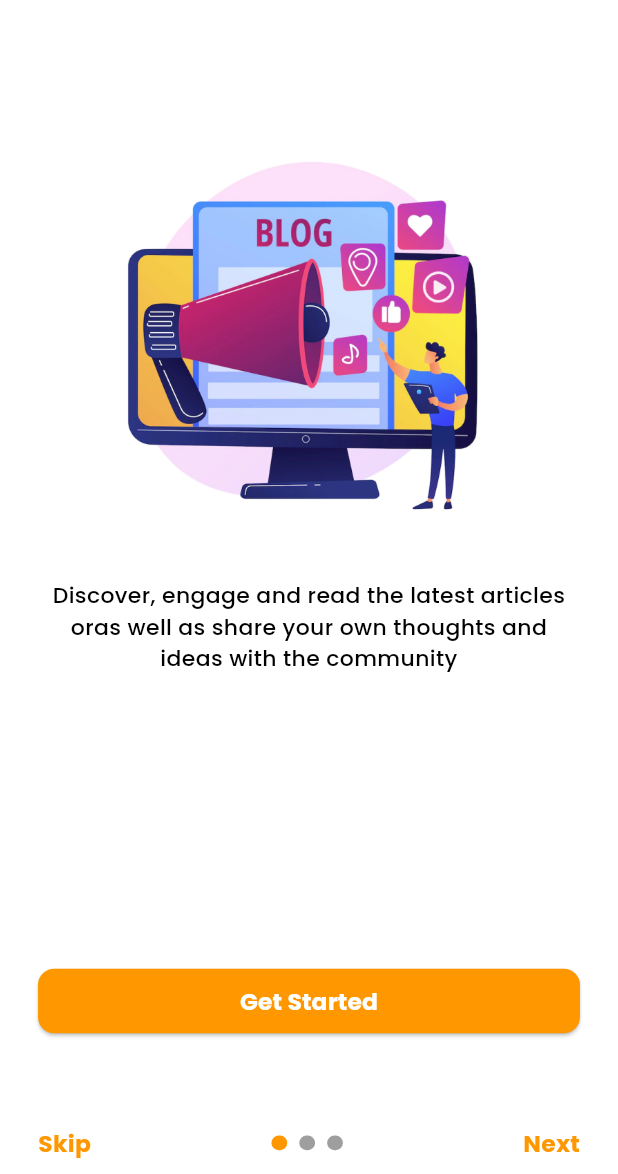
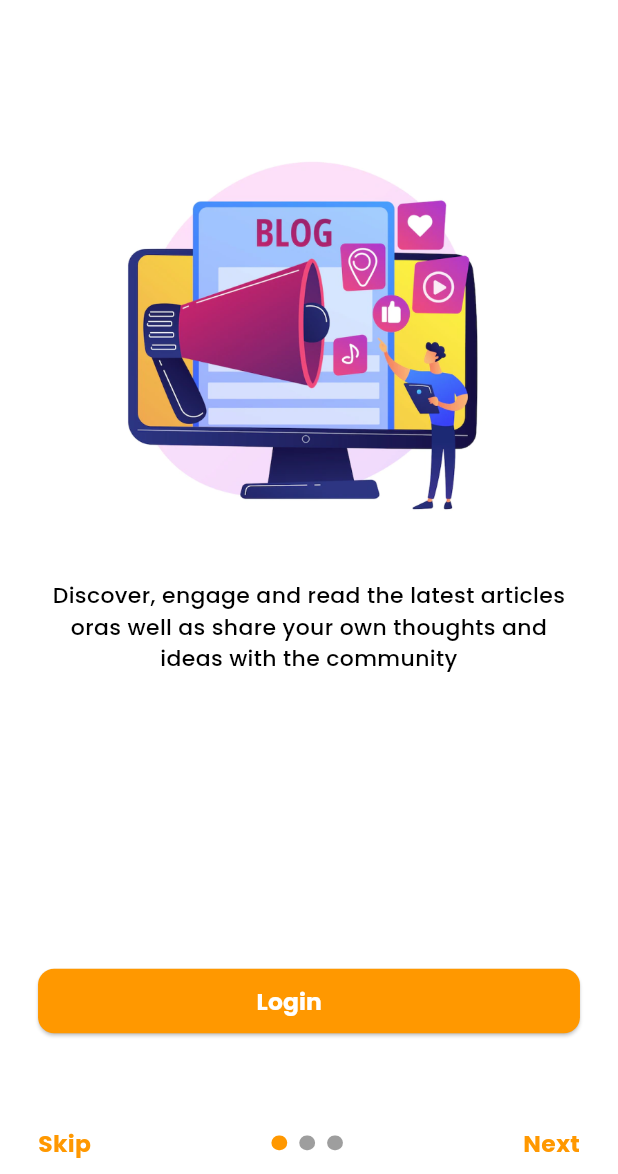
Before and after one commit to ganeshchay2021/Journo-Aapp, a Flutter app: the screen it shows after launch, on a phone screen of 412 x 824 dp, the part 62-1236 px from its top. Run offline on Flutter 3.47's test engine with Material 3 defaults, Android fonts, the phone set to English and light mode, and no system bars; drawn by our look-alikes of smooth_page_indicator; our stand-ins replace auto_route, flutter_screenutil, google_fonts, velocity_x; missing offline and left inert: animation_wrappers.

Commit message:
Auth Screen Added

```diff
--- a/lib/core/constant/my_assets.dart
+++ b/lib/core/constant/my_assets.dart
@@ -4,4 +4,5 @@ class MyAssets{
   static const String onBoardingImage1="assets/images/Onboarding Image1.png";
   static const String onBoardingImage2="assets/images/Onboarding Image2.png";
   static const String onBoardingImage3="assets/images/onboarding Image3.png";
+  static const String authBackgroundImage="assets/images/Background Image.png";
 }
--- /dev/null
+++ b/lib/presentation/common widgets/app_logo.dart
@@ -0,0 +1,24 @@
+// ignore_for_file: public_member_api_docs, sort_constructors_first
+
+import 'package:flutter/material.dart';
+import 'package:flutter_screenutil/flutter_screenutil.dart';
+
+import 'package:jurney_blog_app/core/constant/my_assets.dart';
+
+class AppLogo extends StatelessWidget {
+  final Color? logoColor;
+  const AppLogo({
+    super.key,
+     this.logoColor,
+  });
+
+  @override
+  Widget build(BuildContext context) {
+    return Image.asset(
+      MyAssets.journoLogo,
+      height: 42.h,
+      width: 139.h,
+      color:logoColor,
+    );
+  }
+}
--- a/lib/presentation/common widgets/custom_button.dart
+++ b/lib/presentation/common widgets/custom_button.dart
@@ -1,12 +1,20 @@
+// ignore_for_file: public_member_api_docs, sort_constructors_first
 
 import 'package:flutter/material.dart';
 import 'package:flutter_screenutil/flutter_screenutil.dart';
-import 'package:jurney_blog_app/core/constant/my_colors.dart';
 import 'package:velocity_x/velocity_x.dart';
 
+import 'package:jurney_blog_app/core/constant/my_colors.dart';
+
 class CustomButton extends StatelessWidget {
+  final VoidCallback onTap;
+  final String btnText;
+  final IconData? icon;
   const CustomButton({
     super.key,
+    required this.onTap,
+    required this.btnText,
+    this.icon,
   });
 
   @override
@@ -19,13 +27,24 @@ class CustomButton extends StatelessWidget {
           borderRadius: BorderRadius.circular(11.r),
         ),
       ),
-      onPressed: () {},
-      child: "Get Started"
-          .text
-          .size(16.sp)
-          .color(MyColors.white)
-          .fontWeight(FontWeight.w700)
-          .make(),
+      onPressed: onTap,
+      child: Row(
+        mainAxisAlignment: MainAxisAlignment.center,
+        children: [
+          "Login"
+              .text
+              .size(16.sp)
+              .color(MyColors.white)
+              .fontWeight(FontWeight.w700)
+              .make(),
+          5.w.widthBox,
+          Icon(
+            icon,
+            color: MyColors.white,
+            size: 20.w,
+          )
+        ],
+      ),
     );
   }
 }
--- a/lib/presentation/routers/routers.dart
+++ b/lib/presentation/routers/routers.dart
@@ -9,6 +9,8 @@ class AppRouter extends RootStackRouter {
   List<AutoRoute> get routes => [
         AutoRoute(page: SplashRoute.page, path: "/"),
         AutoRoute(page: OnBoardRoute.page),
+        AutoRoute(page: AuthRoute.page),
+
 
       ];
 }
--- a/lib/presentation/screens/onboard/onboard.dart
+++ b/lib/presentation/screens/onboard/onboard.dart
@@ -23,11 +23,8 @@ class _OnBoardState extends State<OnBoard> {
             child: Column(
               children: [
                 //Logo
-                Image.asset(
-                  MyAssets.journoLogo,
-                  height: 42.h,
-                  width: 139.h,
-                  color: MyColors.primaryColor,
+                const AppLogo(
+                  logoColor: MyColors.primaryColor,
                 ),
                 63.h.heightBox,
                 //onBoard Content (Image+Description)
@@ -39,7 +36,12 @@ class _OnBoardState extends State<OnBoard> {
                   },
                 ).expand(),
                 //Get Started Button
-                const CustomButton(),
+                CustomButton(
+                  btnText: "Get Started",
+                  onTap: () {
+                    AutoRouter.of(context).replace(const AuthRoute());
+                  },
+                ),
                 61.h.heightBox,
                 //Botton Action bar section
                 Row(
--- a/lib/presentation/screens/onboard/widgets/onboard_imports.dart
+++ b/lib/presentation/screens/onboard/widgets/onboard_imports.dart
@@ -2,9 +2,10 @@
 import 'package:auto_route/auto_route.dart';
 import 'package:flutter/material.dart';
 import 'package:flutter_screenutil/flutter_screenutil.dart';
-import 'package:jurney_blog_app/core/constant/my_assets.dart';
 import 'package:jurney_blog_app/core/constant/my_colors.dart';
+import 'package:jurney_blog_app/presentation/common%20widgets/app_logo.dart';
 import 'package:jurney_blog_app/presentation/common%20widgets/custom_button.dart';
+import 'package:jurney_blog_app/presentation/routers/routers_imports.gr.dart';
 import 'package:jurney_blog_app/presentation/screens/onboard/widgets/onboard_view_model.dart';
 import 'package:smooth_page_indicator/smooth_page_indicator.dart';
 import 'package:velocity_x/velocity_x.dart';
```
Also changed, not shown: lib/presentation/screens/auth/auth.dart (+69 -0 lines), lib/presentation/screens/auth/widgets/auth_imports.dart (+9 -0 lines), assets/images/Background Image.png (added), lib/presentation/routers/routers_imports.gr.dart.
